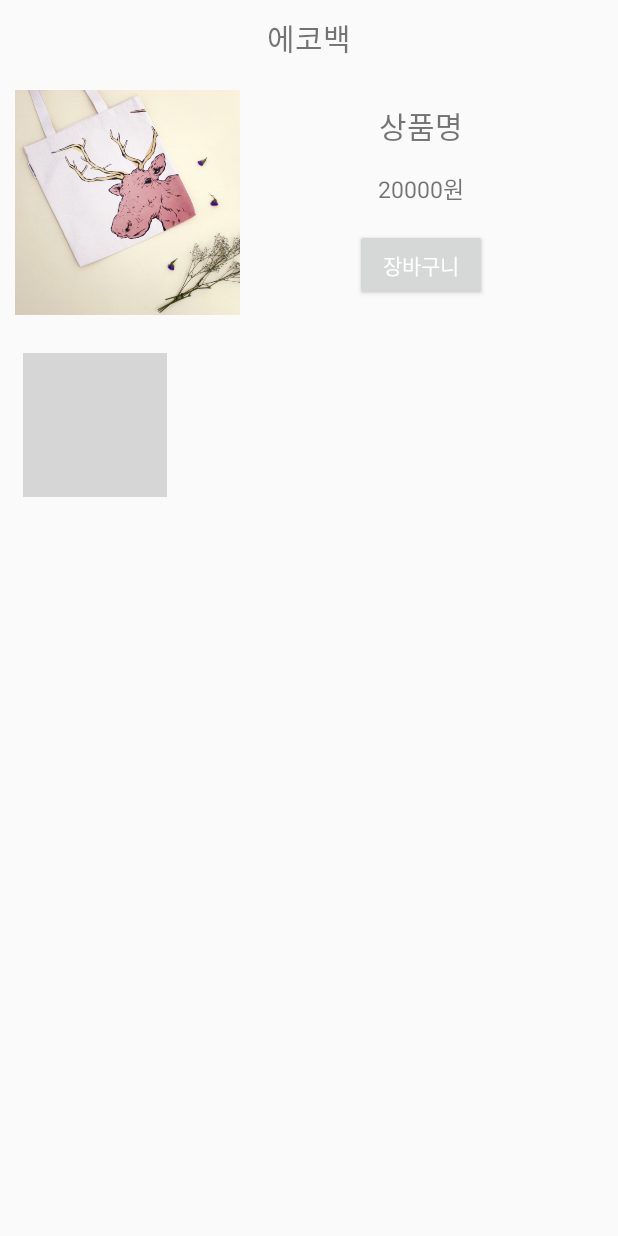
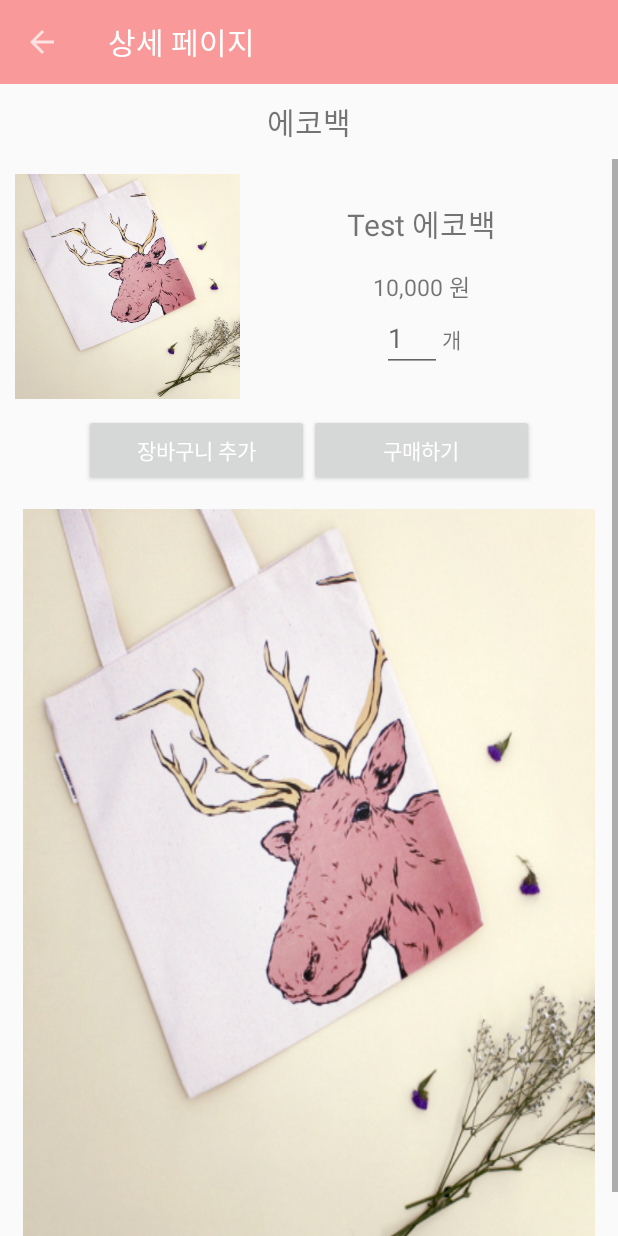
Before and after one commit to yjlove7/Whowant, an Android app: the screen it shows after launch (DetailAtivity), after a tap on "Test 에코백", on a phone screen of 412 x 824 dp. Run offline under Robolectric (Android 15) with nearby library versions, the phone set to English and light mode, and no system bars; grey boxes are pictures that could not be loaded.

Commit message:
category fragment 추가

```diff
--- a/app/src/main/java/com/girls/team9/whowant/BestListFragment.java
+++ b/app/src/main/java/com/girls/team9/whowant/BestListFragment.java
@@ -55,28 +55,15 @@ public class BestListFragment extends Fragment {
                         progressBar.setVisibility(View.VISIBLE);
                         items.clear();
 
-                        getListData();
+                        getList();
 
-//                        switch (cur_job) {
-//                            case 0:
-//                                getListData("plan");
-//                                break;
-//                            case 1:
-//                                getListData("dev");
-//                                break;
-//                            case 2:
-//                                getListData("dis");
-//                                break;
-//                            default:
-//                                break;
-//                        }
                     }
                 });
             }
         }).start();
     }
 
-    private void getListData() {
+    private void getList() {
 
         BestRecyclerItem item;
         item = new BestRecyclerItem(R.drawable.ex, "Test 에코백", "10,000 원");
--- a/app/src/main/java/com/girls/team9/whowant/CategoryFragment.java
+++ b/app/src/main/java/com/girls/team9/whowant/CategoryFragment.java
@@ -1,9 +1,112 @@
 package com.girls.team9.whowant;
 
+import android.os.Bundle;
+import android.support.annotation.Nullable;
 import android.support.v4.app.Fragment;
+import android.support.v7.widget.RecyclerView;
+import android.view.LayoutInflater;
+import android.view.View;
+import android.view.ViewGroup;
+import android.widget.ExpandableListView;
+import android.widget.FrameLayout;
+import android.widget.LinearLayout;
+import android.widget.Toast;
+
+import java.util.ArrayList;
 
 /**
  * Created by hyemi on 2015-08-13.
  */
 public class CategoryFragment extends Fragment {
+
+    private ArrayList<String> mGroupList = null;
+    private ArrayList<ArrayList<String>> mChildList = null;
+    private ArrayList<String> mChildListContent = null;
+
+    RecyclerView recyclerView;
+    RecyclerView.LayoutManager layoutManager;
+    LinearLayout cur_container;
+
+    @Override
+    public void onCreate(Bundle savedInstanceState) {
+        super.onCreate(savedInstanceState);
+    }
+
+    @Nullable
+    @Override
+    public View onCreateView(LayoutInflater inflater, ViewGroup container, Bundle savedInstanceState) {
+        cur_container=(LinearLayout)inflater.inflate(R.layout.fragment_category, container, false);
+
+        setLayout();
+
+        mGroupList = new ArrayList<String>();
+        mChildList = new ArrayList<ArrayList<String>>();
+        mChildListContent = new ArrayList<String>();
+
+        mGroupList.add("의류");
+        mGroupList.add("ACC");
+        mGroupList.add("Self-made 기부");
+
+        mChildListContent.add("1");
+        mChildListContent.add("2");
+        mChildListContent.add("3");
+
+        mChildList.add(mChildListContent);
+        mChildList.add(mChildListContent);
+        mChildList.add(mChildListContent);
+
+        mListView.setAdapter(new ExpandableAdapter(getActivity().getApplicationContext(), mGroupList, mChildList));
+
+        // 그룹 클릭 했을 경우 이벤트
+        mListView.setOnGroupClickListener(new ExpandableListView.OnGroupClickListener() {
+            @Override
+            public boolean onGroupClick(ExpandableListView parent, View v,
+                                        int groupPosition, long id) {
+                Toast.makeText(getActivity().getApplicationContext(), "g click = " + groupPosition,
+                        Toast.LENGTH_SHORT).show();
+                return false;
+            }
+        });
+
+        // 차일드 클릭 했을 경우 이벤트
+        mListView.setOnChildClickListener(new ExpandableListView.OnChildClickListener() {
+            @Override
+            public boolean onChildClick(ExpandableListView parent, View v,
+                                        int groupPosition, int childPosition, long id) {
+                Toast.makeText(getActivity().getApplicationContext(), "c click = " + childPosition,
+                        Toast.LENGTH_SHORT).show();
+                return false;
+            }
+        });
+
+        // 그룹이 닫힐 경우 이벤트
+        mListView.setOnGroupCollapseListener(new ExpandableListView.OnGroupCollapseListener() {
+            @Override
+            public void onGroupCollapse(int groupPosition) {
+                Toast.makeText(getActivity().getApplicationContext(), "g Collapse = " + groupPosition,
+                        Toast.LENGTH_SHORT).show();
+            }
+        });
+
+        // 그룹이 열릴 경우 이벤트
+        mListView.setOnGroupExpandListener(new ExpandableListView.OnGroupExpandListener() {
+            @Override
+            public void onGroupExpand(int groupPosition) {
+                Toast.makeText(getActivity().getApplicationContext(), "g Expand = " + groupPosition,
+                        Toast.LENGTH_SHORT).show();
+            }
+        });
+
+
+        return cur_container;
+    }
+
+    /*
+     * Layout
+     */
+    private ExpandableListView mListView;
+
+    private void setLayout(){
+        mListView = (ExpandableListView) cur_container.findViewById(R.id.elv_list);
+    }
 }//class
--- a/app/src/main/java/com/girls/team9/whowant/DetailAtivity.java
+++ b/app/src/main/java/com/girls/team9/whowant/DetailAtivity.java
@@ -1,13 +1,26 @@
 package com.girls.team9.whowant;
 
+import android.content.Context;
+import android.content.Intent;
 import android.os.Bundle;
 import android.support.v7.app.AppCompatActivity;
 import android.support.v7.widget.Toolbar;
+import android.view.View;
+import android.widget.Button;
+import android.widget.TextView;
+import android.widget.Toast;
 
 /**
  * Created by hyemi on 2015-08-14.
  */
 public class DetailAtivity extends AppCompatActivity{
+    Intent intent;
+
+    TextView price;
+    TextView name;
+
+    Button add_basket;
+    Button buy;
 
     @Override
     protected void onCreate(Bundle savedInstanceState) {
@@ -19,6 +32,35 @@ public class DetailAtivity extends AppCompatActivity{
         getSupportActionBar().setDisplayHomeAsUpEnabled(true);
         getSupportActionBar().setTitle("상세 페이지");
 
+        intent = getIntent();
+
+        name = (TextView)findViewById(R.id.name);
+        price = (TextView)findViewById(R.id.price);
+        add_basket = (Button)findViewById(R.id.add_basket);
+        buy = (Button)findViewById(R.id.buy);
+
+        name.setText(intent.getStringExtra("name"));
+        price.setText(intent.getStringExtra("price"));
+
+        add_basket.setOnClickListener(new View.OnClickListener() {
+            @Override
+            public void onClick(View v) {
+                add_basket.setText("장바구니 해제");
+                Toast.makeText(getApplicationContext(), "상품이 장바구니에 담겼습니다.", Toast.LENGTH_SHORT).show();
+
+
+            }
+        });//add_basket.setOnClickListener
+
+
+        buy.setOnClickListener(new View.OnClickListener() {
+            @Override
+            public void onClick(View v) {
+
+            }
+        });//buy.setOnClickListener
+
+
     }
 
 }//class
--- /dev/null
+++ b/app/src/main/java/com/girls/team9/whowant/ExpandableAdapter.java
@@ -0,0 +1,129 @@
+package com.girls.team9.whowant;
+
+import android.content.Context;
+import android.graphics.Color;
+import android.view.LayoutInflater;
+import android.view.View;
+import android.view.ViewGroup;
+import android.widget.BaseExpandableListAdapter;
+import android.widget.ImageView;
+import android.widget.TextView;
+
+import java.util.ArrayList;
+
+/**
+ * Created by hyemi on 2015-08-14.
+ */
+public class ExpandableAdapter extends BaseExpandableListAdapter {
+
+    private ArrayList<String> groupList = null;
+    private ArrayList<ArrayList<String>> childList = null;
+    private LayoutInflater inflater = null;
+    private ViewHolder viewHolder = null;
+
+    public ExpandableAdapter(Context c, ArrayList<String> groupList, ArrayList<ArrayList<String>> childList){
+        super();
+        this.inflater = LayoutInflater.from(c);
+        this.groupList = groupList;
+        this.childList = childList;
+    }
+
+    // 그룹 포지션을 반환한다.
+    @Override
+    public String getGroup(int groupPosition) {
+        return groupList.get(groupPosition);
+    }
+
+    // 그룹 사이즈를 반환한다.
+    @Override
+    public int getGroupCount() {
+        return groupList.size();
+    }
+
+    // 그룹 ID를 반환한다.
+    @Override
+    public long getGroupId(int groupPosition) {
+        return groupPosition;
+    }
+
+    // 그룹뷰 각각의 ROW
+    @Override
+    public View getGroupView(int groupPosition, boolean isExpanded,
+                             View convertView, ViewGroup parent) {
+
+        View v = convertView;
+
+        if(v == null){
+            viewHolder = new ViewHolder();
+            v = inflater.inflate(R.layout.list_row, parent, false);
+            viewHolder.tv_groupName = (TextView) v.findViewById(R.id.tv_group);
+            viewHolder.iv_image = (ImageView) v.findViewById(R.id.iv_image);
+            v.setTag(viewHolder);
+        }else{
+            viewHolder = (ViewHolder)v.getTag();
+        }
+
+        // 그룹을 펼칠때와 닫을때 아이콘을 변경해 준다.
+        if(isExpanded){
+            viewHolder.iv_image.setBackgroundResource(R.drawable.minus);
+        }else{
+            viewHolder.iv_image.setBackgroundResource(R.drawable.plus);
+        }
+
+        viewHolder.tv_groupName.setText(getGroup(groupPosition));
+
+        return v;
+    }
+
+    // 차일드뷰를 반환한다.
+    @Override
+    public String getChild(int groupPosition, int childPosition) {
+        return childList.get(groupPosition).get(childPosition);
+    }
+
+    // 차일드뷰 사이즈를 반환한다.
+    @Override
+    public int getChildrenCount(int groupPosition) {
+        return childList.get(groupPosition).size();
+    }
+
+    // 차일드뷰 ID를 반환한다.
+    @Override
+    public long getChildId(int groupPosition, int childPosition) {
+        return childPosition;
+    }
+
+    // 차일드뷰 각각의 ROW
+    @Override
+    public View getChildView(int groupPosition, int childPosition,
+                             boolean isLastChild, View convertView, ViewGroup parent) {
+
+        View v = convertView;
+
+        if(v == null){
+            viewHolder = new ViewHolder();
+            v = inflater.inflate(R.layout.list_row2, null);
+            viewHolder.tv_childName = (TextView) v.findViewById(R.id.tv_child);
+            v.setTag(viewHolder);
+        }else{
+            viewHolder = (ViewHolder)v.getTag();
+        }
+
+        viewHolder.tv_childName.setText(getChild(groupPosition, childPosition));
+
+        return v;
+    }
+
+    @Override
+    public boolean hasStableIds() { return true; }
+
+    @Override
+    public boolean isChildSelectable(int groupPosition, int childPosition) { return true; }
+
+    class ViewHolder {
+        public ImageView iv_image;
+        public TextView tv_groupName;
+        public TextView tv_childName;
+    }
+
+}
--- a/app/src/main/java/com/girls/team9/whowant/RecyclerAdpater.java
+++ b/app/src/main/java/com/girls/team9/whowant/RecyclerAdpater.java
@@ -57,6 +57,8 @@ public class RecyclerAdpater extends RecyclerView.Adapter<RecyclerAdpater.ViewHo
                     @Override
                     public void onClick(View v) {
                         Intent intent = new Intent(context.getApplicationContext(), DetailAtivity.class);
+                        intent.putExtra("name", item_list.getName());
+                        intent.putExtra("price", item_list.getPrice());
                         context.startActivity(intent);
                     }
                 });//container.setOnClickListener
--- a/app/src/main/res/layout/activity_detail.xml
+++ b/app/src/main/res/layout/activity_detail.xml
@@ -4,10 +4,9 @@
     android:layout_height="match_parent"
     android:orientation="vertical">
 
-    <LinearLayout
-        android:layout_width="match_parent"
-        android:layout_height="wrap_content"
-        android:orientation="vertical">
+    <include
+        android:id="@+id/toolbar"
+        layout="@layout/tool_bar" />
 
         <TextView
             android:layout_width="wrap_content"
@@ -17,6 +16,16 @@
             android:layout_marginTop="10dp"
             android:text="에코백"
             android:textSize="20dp" />
+
+    <ScrollView
+        android:id="@+id/sv_layout"
+        android:layout_width="fill_parent"
+        android:layout_height="wrap_content">
+
+        <LinearLayout
+            android:layout_width="match_parent"
+            android:layout_height="wrap_content"
+            android:orientation="vertical">
 
         <LinearLayout
             android:layout_width="match_parent"
@@ -37,47 +46,70 @@
                 android:orientation="vertical">
 
                 <TextView
+                    android:id="@+id/name"
                     android:layout_width="wrap_content"
                     android:layout_height="wrap_content"
                     android:text="상품명"
                     android:textSize="20dp" />
 
                 <TextView
+                    android:id="@+id/price"
                     android:layout_width="wrap_content"
                     android:layout_height="wrap_content"
                     android:layout_marginTop="15dp"
                     android:text="20000원"
                     android:textSize="15dp" />
-                <Button
+
+                <LinearLayout
                     android:layout_width="wrap_content"
                     android:layout_height="wrap_content"
-                    android:text="장바구니"
-                    android:textColor="#ffffff"
-                    android:layout_marginTop="15dp"/>
+                    android:orientation="horizontal">
+                    <EditText
+                        android:id="@+id/number"
+                        android:layout_width="40dp"
+                        android:layout_height="wrap_content"
+                        android:inputType="number"
+                        android:focusable="false"
+                        android:hint="1" />
+                    <TextView
+                        android:layout_width="wrap_content"
+                        android:layout_height="wrap_content"
+                        android:text="개"/>
+                </LinearLayout>
+
             </LinearLayout>
 
         </LinearLayout>
 
-        <ScrollView
-            android:id="@+id/sv_layout"
-            android:layout_weight="1"
-            android:layout_width="fill_parent"
-            android:layout_height="wrap_content">
             <LinearLayout
-                android:id="@+id/ll_layout"
-                android:layout_width="fill_parent"
-                android:layout_height="fill_parent"
-                android:orientation="vertical">
-                <ImageView
-                    android:layout_width="wrap_content"
+                android:layout_width="match_parent"
+                android:layout_height="wrap_content"
+                android:gravity="center"
+                android:orientation="horizontal">
+
+                <Button
+                    android:id="@+id/add_basket"
+                    android:layout_width="150dp"
                     android:layout_height="wrap_content"
-                    android:background="@drawable/detail"
-                    android:layout_margin="15dp"/>
+                    android:text="장바구니 추가"
+                    android:textColor="#ffffff"/>
+
+                <Button
+                    android:id="@+id/buy"
+                    android:layout_width="150dp"
+                    android:layout_height="wrap_content"
+                    android:text="구매하기"
+                    android:textColor="#ffffff"/>
+
             </LinearLayout>
-        </ScrollView>
 
+            <ImageView
+                android:layout_width="match_parent"
+                android:layout_height="wrap_content"
+                android:background="@drawable/ex"
+                android:layout_margin="15dp"/>
 
-    </LinearLayout>
-
+        </LinearLayout>
+    </ScrollView>
 
 </LinearLayout>
--- a/app/src/main/res/values/styles.xml
+++ b/app/src/main/res/values/styles.xml
@@ -5,7 +5,7 @@
         <!-- Customize your theme here. -->
         <item name="colorPrimary">@color/ColorPrimary</item>
         <item name="colorPrimaryDark">@color/ColorPrimaryDark</item>
-        <item name="colorAccent">#FF0000</item>
+        <item name="colorAccent">@color/Listdivider</item>
     </style>
 
 </resources>
```
Also changed, not shown: app/src/main/java/com/girls/team9/whowant/BasketRecyclerAdapter.java (deleted, +0 -85 lines), app/src/main/java/com/girls/team9/whowant/BasketRecyclerItem.java (deleted, +0 -34 lines), app/src/main/java/com/girls/team9/whowant/BestRecyclerItem.java (+12 -0 lines), app/src/main/res/layout/fragment_category.xml (added, +12 -0 lines), app/src/main/res/layout/list_row.xml (added, +21 -0 lines), app/src/main/res/layout/list_row2.xml (added, +17 -0 lines), app/src/main/res/drawable/minus.png (added), app/src/main/res/drawable/plus.png (added).
